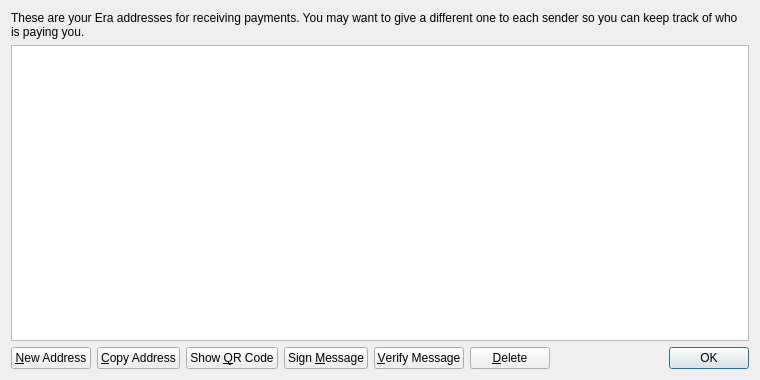
Above: src/qt/forms/addressbookpage.ui from EraNetwork/Era before the change. Below: the same form after it.
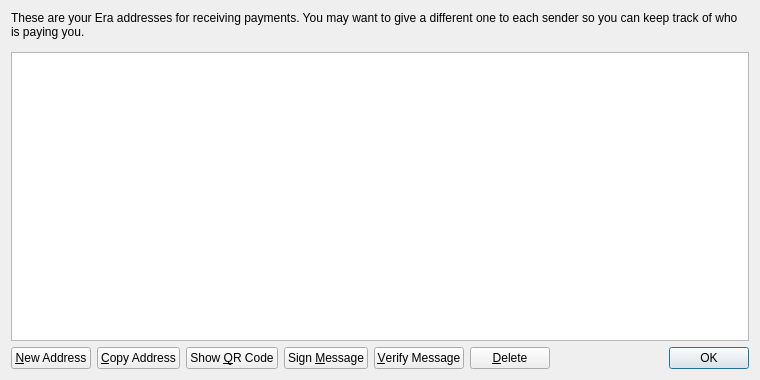
That is the form after the change.

The edit to the form file:
```diff
--- a/src/qt/forms/addressbookpage.ui
+++ b/src/qt/forms/addressbookpage.ui
@@ -27,6 +27,13 @@
      </property>
     </widget>
    </item>
+   <item>
+    <layout class="QVBoxLayout" name="verticalLayout_2">
+     <property name="bottomMargin">
+      <number>7</number>
+     </property>
+    </layout>
+   </item>
    <item>
     <widget class="QTableView" name="tableView">
      <property name="contextMenuPolicy">
```
Left out of the diff: 10 changed lines with no effect on the pictures.
